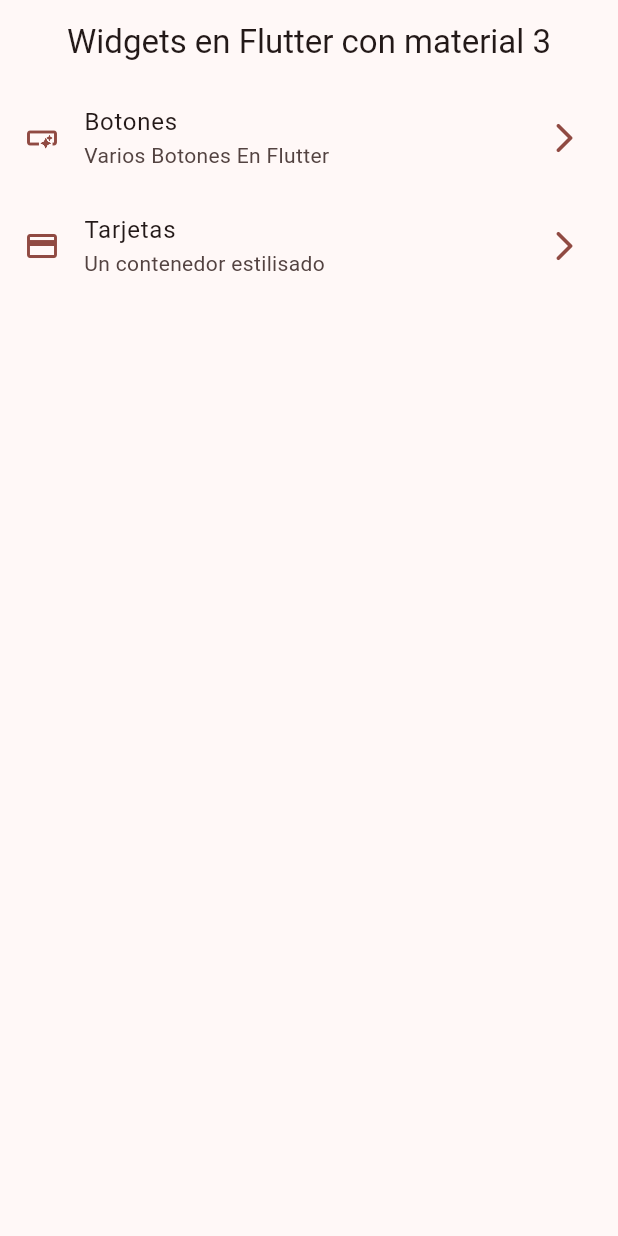
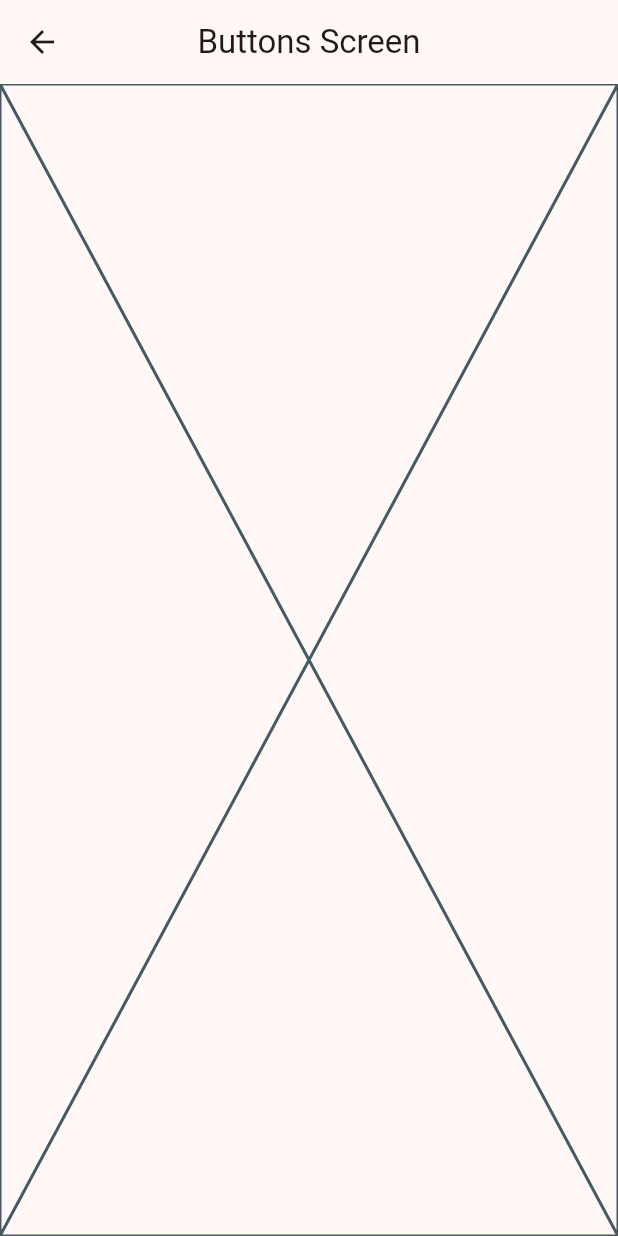
Before and after one commit to AleXx815/widgets_app, a Flutter app: the screen it shows after launch, after a tap on "Botones", on a phone screen of 412 x 824 dp. Run offline on Flutter 3.47's test engine with Material 2 defaults, Android fonts, the phone set to English and light mode, and no system bars.

```diff
--- a/lib/config/menu/menu_items.dart
+++ b/lib/config/menu/menu_items.dart
@@ -24,7 +24,7 @@ const appMenuItems = <MenuItem>[
   MenuItem(
     title: "Tarjetas",
     subTitle: "Un contenedor estilisado",
-    link: "/card",
+    link: "/cards",
     icon: Icons.credit_card_outlined,
   ),
 ];
--- a/lib/main.dart
+++ b/lib/main.dart
@@ -1,5 +1,7 @@
 import 'package:flutter/material.dart';
 import 'package:widgets_app/config/theme/app_theme.dart';
+import 'package:widgets_app/presentation/screens/buttons/buttons_screen.dart';
+import 'package:widgets_app/presentation/screens/cards/cards_screen.dart';
 import 'package:widgets_app/presentation/screens/home/home_screen.dart';
 
 void main() {
@@ -15,6 +17,10 @@ class MainApp extends StatelessWidget {
       debugShowCheckedModeBanner: false,
       theme: AppTheme(selectedColor: 2).getTheme(),
       home: const HomeScreen(),
+      routes: {
+        "/buttons": (context) => const ButtonsScreen(),
+        "/cards": (context) => const CardsSreen(),
+      },
     );
   }
 }
--- /dev/null
+++ b/lib/presentation/screens/buttons/buttons_screen.dart
@@ -0,0 +1,15 @@
+import 'package:flutter/material.dart';
+
+class ButtonsScreen extends StatelessWidget {
+  const ButtonsScreen({super.key});
+
+  @override
+  Widget build(BuildContext context) {
+    return Scaffold(
+      appBar: AppBar(
+        title: const Text("Buttons Screen"),
+      ),
+      body: const Placeholder(),
+    );
+  }
+}
--- a/lib/presentation/screens/home/home_screen.dart
+++ b/lib/presentation/screens/home/home_screen.dart
@@ -1,5 +1,6 @@
 import 'package:flutter/material.dart';
 import 'package:widgets_app/config/menu/menu_items.dart';
+import 'package:widgets_app/presentation/screens/buttons/buttons_screen.dart';
 
 class HomeScreen extends StatelessWidget {
   const HomeScreen({super.key});
@@ -52,7 +53,14 @@ class _CustomListTile extends StatelessWidget {
       title: Text(menuItem.title),
       subtitle: Text(menuItem.subTitle),
       onTap: () {
-        // TODO: navegar a otra pantalla
+        /*
+        Navigator.of(context).push(
+          MaterialPageRoute(
+            builder: (context) => const ButtonsScreen(),
+          ),
+        );
+        */
+        Navigator.pushNamed(context, menuItem.link);
       },
     );
   }
```
Also changed, not shown: lib/presentation/screens/cards/cards_screen.dart (added, +15 -0 lines).
